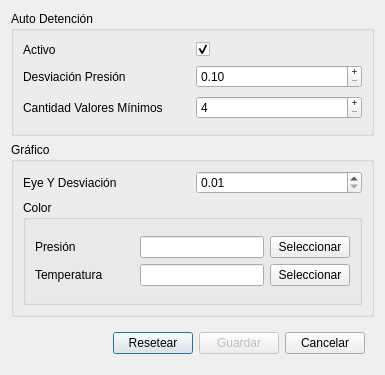
Old version of the form components/plotsettings.ui in the repository eastanganelli/HoopTesting_DataCollector.
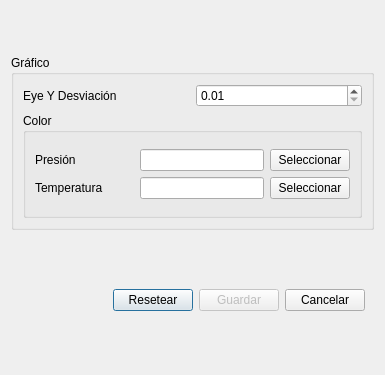
New version of the form.

```diff
--- a/components/plotsettings.ui
+++ b/components/plotsettings.ui
@@ -26,7 +26,7 @@
    <string>Configuración Estación</string>
   </property>
   <layout class="QGridLayout" name="gridLayout">
-   <item row="2" column="0" colspan="2">
+   <item row="1" column="0" colspan="2">
     <widget class="QWidget" name="widget" native="true">
      <property name="sizePolicy">
       <sizepolicy hsizetype="Preferred" vsizetype="Fixed">
@@ -81,7 +81,7 @@
      </layout>
     </widget>
    </item>
-   <item row="1" column="0" colspan="2">
+   <item row="0" column="0" colspan="2">
     <widget class="QGroupBox" name="gbPlot">
      <property name="sizePolicy">
       <sizepolicy hsizetype="Preferred" vsizetype="Fixed">
@@ -220,93 +220,6 @@
      </layout>
     </widget>
    </item>
-   <item row="0" column="0" colspan="2">
-    <widget class="QGroupBox" name="groupBox">
-     <property name="sizePolicy">
-      <sizepolicy hsizetype="Preferred" vsizetype="Fixed">
-       <horstretch>0</horstretch>
-       <verstretch>0</verstretch>
-      </sizepolicy>
-     </property>
-     <property name="minimumSize">
-      <size>
-       <width>0</width>
-       <height>125</height>
-      </size>
-     </property>
-     <property name="title">
-      <string>Auto Detención</string>
-     </property>
-     <layout class="QGridLayout" name="gridLayout_6">
-      <item row="1" column="1">
-       <widget class="QDoubleSpinBox" name="sboxPressureDesviation">
-        <property name="buttonSymbols">
-         <enum>QAbstractSpinBox::PlusMinus</enum>
-        </property>
-        <property name="minimum">
-         <double>0.100000000000000</double>
-        </property>
-        <property name="maximum">
-         <double>4.000000000000000</double>
-        </property>
-        <property name="singleStep">
-         <double>0.050000000000000</double>
-        </property>
-       </widget>
-      </item>
-      <item row="1" column="0">
-       <widget class="QLabel" name="lblPressureStop">
-        <property name="text">
-         <string>Desviación Presión</string>
-        </property>
-        <property name="wordWrap">
-         <bool>true</bool>
-        </property>
-        <property name="openExternalLinks">
-         <bool>true</bool>
-        </property>
-       </widget>
-      </item>
-      <item row="0" column="0">
-       <widget class="QLabel" name="label">
-        <property name="text">
-         <string>Activo</string>
-        </property>
-       </widget>
-      </item>
-      <item row="0" column="1">
-       <widget class="QCheckBox" name="cbActiveDesviation">
-        <property name="text">
-         <string/>
-        </property>
-        <property name="checked">
-         <bool>true</bool>
-        </property>
-        <property name="tristate">
-         <bool>false</bool>
-        </property>
-       </widget>
-      </item>
-      <item row="2" column="0">
-       <widget class="QLabel" name="label_2">
-        <property name="text">
-         <string>Cantidad Valores Mínimos</string>
-        </property>
-       </widget>
-      </item>
-      <item row="2" column="1">
-       <widget class="QSpinBox" name="sboxMinValuesDesviation">
-        <property name="buttonSymbols">
-         <enum>QAbstractSpinBox::PlusMinus</enum>
-        </property>
-        <property name="minimum">
-         <number>4</number>
-        </property>
-       </widget>
-      </item>
-     </layout>
-    </widget>
-   </item>
   </layout>
  </widget>
  <resources/>
```
Left out of the diff: 2 changed lines with no effect on the pictures.
